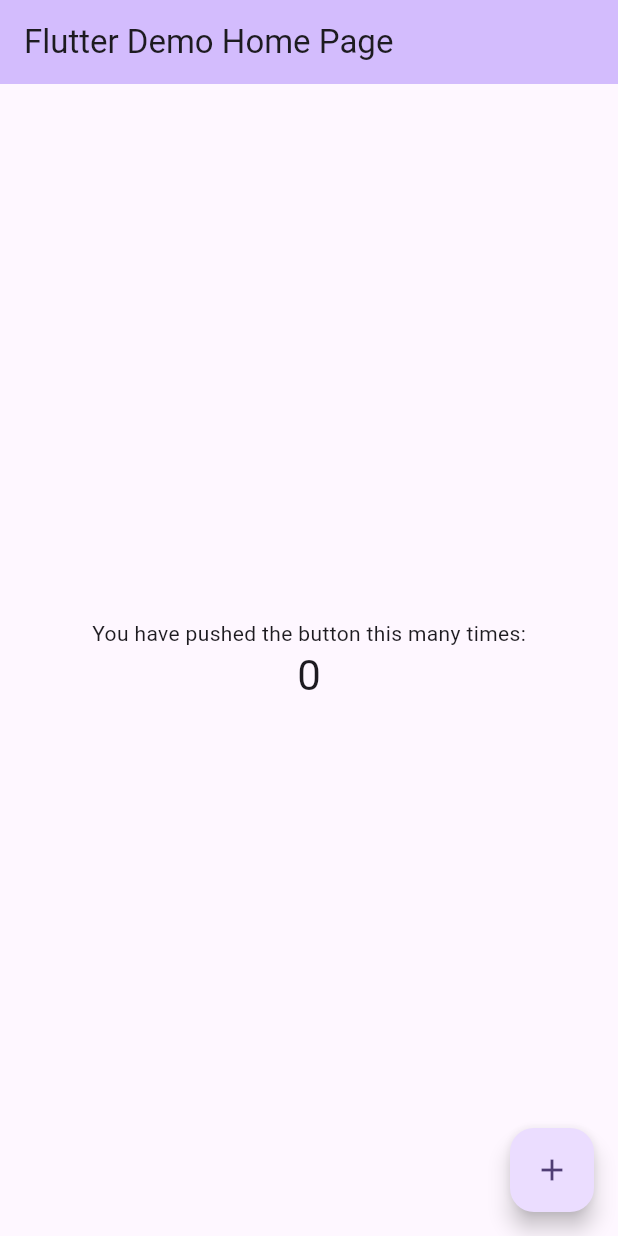
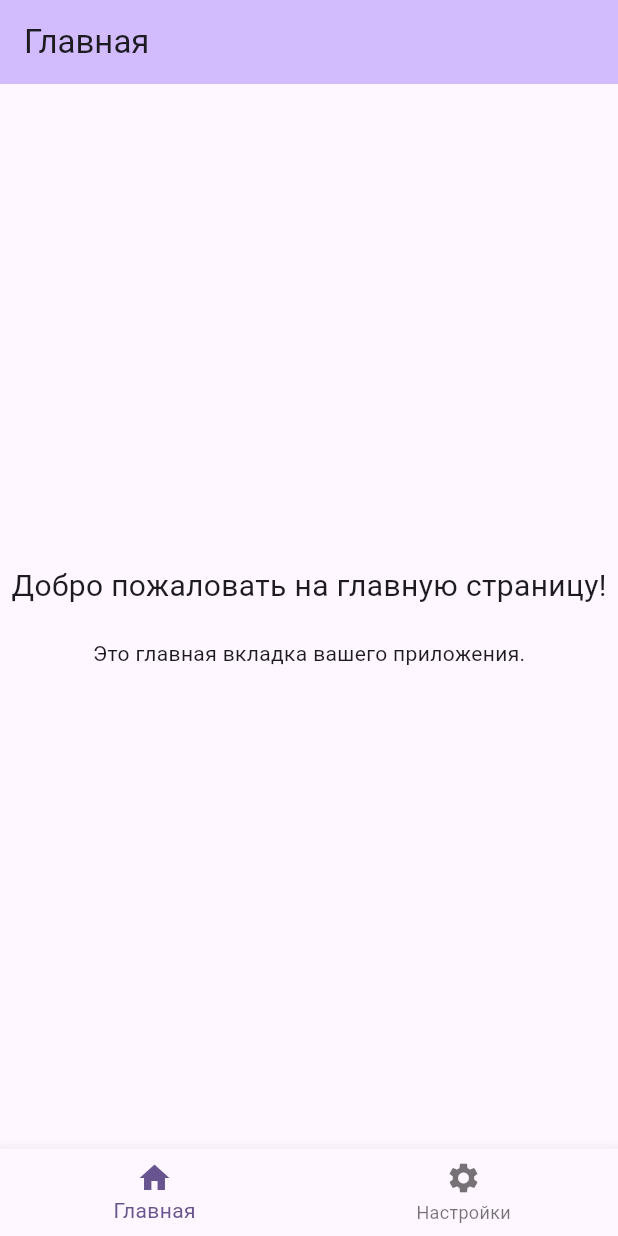
Before and after one commit to shakalsky/test_items_list, a Flutter app: the screen it shows after launch, on a phone screen of 412 x 824 dp. Run offline on Flutter 3.47's test engine with Material 3 defaults, Android fonts, the phone set to English and light mode, and no system bars.

Commit message:
clean arc, interfaces, packages and theme added

```diff
--- /dev/null
+++ b/lib/data/i_datasourcies/i_item_datasource.dart
@@ -0,0 +1,3 @@
+abstract interface class IItemsDatasource {
+  Future<List<Object>> getItems();
+}
--- /dev/null
+++ b/lib/data/i_datasourcies/i_settings_datasource.dart
@@ -0,0 +1,6 @@
+import 'package:test_items_list/presentation/pages/settings/settings_page.dart';
+
+abstract interface class ISettingsDatasource {
+  Future<void> setThemeMode(AppThemeMode themeMode);
+  Future<AppThemeMode> getThemeMode();
+}
--- /dev/null
+++ b/lib/domain/i_repositories/i_item_repositore.dart
@@ -0,0 +1,3 @@
+abstract interface class IItemsRepository {
+  Future<List<Object>> getItems();
+}
--- /dev/null
+++ b/lib/domain/i_repositories/i_settings_repository.dart.dart
@@ -0,0 +1,6 @@
+import 'package:test_items_list/presentation/pages/settings/settings_page.dart';
+
+abstract interface class ISettingsRepository {
+  Future<void> setThemeMode(AppThemeMode themeMode);
+  Future<AppThemeMode> getThemeMode();
+}
--- /dev/null
+++ b/lib/domain/i_use_cases/i_item_use_cases.dart
@@ -0,0 +1,3 @@
+abstract interface class IItemsUseCases {
+  Future<List<Object>> getItems();
+}
--- /dev/null
+++ b/lib/domain/i_use_cases/i_settings_use_cases.dart.dart
@@ -0,0 +1,6 @@
+import 'package:test_items_list/presentation/pages/settings/settings_page.dart';
+
+abstract interface class ISettingsUseCases {
+  Future<void> setThemeMode(AppThemeMode themeMode);
+  Future<AppThemeMode> getThemeMode();
+}
--- a/lib/main.dart
+++ b/lib/main.dart
@@ -1,4 +1,5 @@
 import 'package:flutter/material.dart';
+import 'package:test_items_list/presentation/pages/home/home_page.dart';
 
 void main() {
   runApp(const MyApp());
@@ -7,119 +8,23 @@ void main() {
 class MyApp extends StatelessWidget {
   const MyApp({super.key});
 
-  // This widget is the root of your application.
   @override
   Widget build(BuildContext context) {
     return MaterialApp(
       title: 'Flutter Demo',
       theme: ThemeData(
-        // This is the theme of your application.
-        //
-        // TRY THIS: Try running your application with "flutter run". You'll see
-        // the application has a purple toolbar. Then, without quitting the app,
-        // try changing the seedColor in the colorScheme below to Colors.green
-        // and then invoke "hot reload" (save your changes or press the "hot
-        // reload" button in a Flutter-supported IDE, or press "r" if you used
-        // the command line to start the app).
-        //
-        // Notice that the counter didn't reset back to zero; the application
-        // state is not lost during the reload. To reset the state, use hot
-        // restart instead.
-        //
-        // This works for code too, not just values: Most code changes can be
-        // tested with just a hot reload.
         colorScheme: ColorScheme.fromSeed(seedColor: Colors.deepPurple),
         useMaterial3: true,
       ),
-      home: const MyHomePage(title: 'Flutter Demo Home Page'),
+      darkTheme: ThemeData(
+        colorScheme: ColorScheme.fromSeed(
+          seedColor: Colors.deepPurple,
+          brightness: Brightness.dark,
+        ),
+        useMaterial3: true,
+      ),
+      themeMode: ThemeMode.system,
+      home: const MyHomePage(title: 'Main'),
     );
   }
 }
-
-class MyHomePage extends StatefulWidget {
-  const MyHomePage({super.key, required this.title});
-
-  // This widget is the home page of your application. It is stateful, meaning
-  // that it has a State object (defined below) that contains fields that affect
-  // how it looks.
-
-  // This class is the configuration for the state. It holds the values (in this
-  // case the title) provided by the parent (in this case the App widget) and
-  // used by the build method of the State. Fields in a Widget subclass are
-  // always marked "final".
-
-  final String title;
-
-  @override
-  State<MyHomePage> createState() => _MyHomePageState();
-}
-
-class _MyHomePageState extends State<MyHomePage> {
-  int _counter = 0;
-
-  void _incrementCounter() {
-    setState(() {
-      // This call to setState tells the Flutter framework that something has
-      // changed in this State, which causes it to rerun the build method below
-      // so that the display can reflect the updated values. If we changed
-      // _counter without calling setState(), then the build method would not be
-      // called again, and so nothing would appear to happen.
-      _counter++;
-    });
-  }
-
-  @override
-  Widget build(BuildContext context) {
-    // This method is rerun every time setState is called, for instance as done
-    // by the _incrementCounter method above.
-    //
-    // The Flutter framework has been optimized to make rerunning build methods
-    // fast, so that you can just rebuild anything that needs updating rather
-    // than having to individually change instances of widgets.
-    return Scaffold(
-      appBar: AppBar(
-        // TRY THIS: Try changing the color here to a specific color (to
-        // Colors.amber, perhaps?) and trigger a hot reload to see the AppBar
-        // change color while the other colors stay the same.
-        backgroundColor: Theme.of(context).colorScheme.inversePrimary,
-        // Here we take the value from the MyHomePage object that was created by
-        // the App.build method, and use it to set our appbar title.
-        title: Text(widget.title),
-      ),
-      body: Center(
-        // Center is a layout widget. It takes a single child and positions it
-        // in the middle of the parent.
-        child: Column(
-          // Column is also a layout widget. It takes a list of children and
-          // arranges them vertically. By default, it sizes itself to fit its
-          // children horizontally, and tries to be as tall as its parent.
-          //
-          // Column has various properties to control how it sizes itself and
-          // how it positions its children. Here we use mainAxisAlignment to
-          // center the children vertically; the main axis here is the vertical
-          // axis because Columns are vertical (the cross axis would be
-          // horizontal).
-          //
-          // TRY THIS: Invoke "debug painting" (choose the "Toggle Debug Paint"
-          // action in the IDE, or press "p" in the console), to see the
-          // wireframe for each widget.
-          mainAxisAlignment: MainAxisAlignment.center,
-          children: <Widget>[
-            const Text(
-              'You have pushed the button this many times:',
-            ),
-            Text(
-              '$_counter',
-              style: Theme.of(context).textTheme.headlineMedium,
-            ),
-          ],
-        ),
-      ),
-      floatingActionButton: FloatingActionButton(
-        onPressed: _incrementCounter,
-        tooltip: 'Increment',
-        child: const Icon(Icons.add),
-      ), // This trailing comma makes auto-formatting nicer for build methods.
-    );
-  }
-}
--- /dev/null
+++ b/lib/presentation/pages/home/home_page.dart
@@ -0,0 +1,72 @@
+import 'package:flutter/material.dart';
+import 'package:test_items_list/presentation/pages/items_list/items_list_page.dart';
+import 'package:test_items_list/presentation/pages/settings/settings_page.dart';
+
+class MyHomePage extends StatefulWidget {
+  const MyHomePage({super.key, required this.title});
+
+  final String title;
+
+  @override
+  State<MyHomePage> createState() => _MyHomePageState();
+}
+
+class _MyHomePageState extends State<MyHomePage> {
+  AppThemeMode _themeMode = AppThemeMode.light;
+  int _currentIndex = 0;
+
+  void _onTabTapped(int index) {
+    setState(() {
+      _currentIndex = index;
+    });
+  }
+
+  @override
+  Widget build(BuildContext context) {
+    return MaterialApp(
+      title: 'Flutter Demo',
+      theme: ThemeData(
+        colorScheme: ColorScheme.fromSeed(seedColor: Colors.deepPurple),
+        useMaterial3: true,
+      ),
+      darkTheme: ThemeData(
+        colorScheme: ColorScheme.fromSeed(
+          seedColor: Colors.deepPurple,
+          brightness: Brightness.dark,
+        ),
+        useMaterial3: true,
+      ),
+      themeMode: _themeMode == AppThemeMode.dark ? ThemeMode.dark : ThemeMode.light,
+      home: Scaffold(
+        appBar: AppBar(
+          backgroundColor: Theme.of(context).colorScheme.inversePrimary,
+          title: Text(_currentIndex == 0 ? 'Главная' : 'Настройки'),
+        ),
+        body: _currentIndex == 0
+            ? const MainPage()
+            : SettingsPage(
+                themeMode: _themeMode,
+                onChangeThemeMode: (AppThemeMode themeMode) {
+                  setState(() {
+                    _themeMode = themeMode;
+                  });
+                }),
+        bottomNavigationBar: BottomNavigationBar(
+          currentIndex: _currentIndex,
+          onTap: _onTabTapped,
+          type: BottomNavigationBarType.fixed,
+          items: const [
+            BottomNavigationBarItem(
+              icon: Icon(Icons.home),
+              label: 'Главная',
+            ),
+            BottomNavigationBarItem(
+              icon: Icon(Icons.settings),
+              label: 'Настройки',
+            ),
+          ],
+        ),
+      ),
+    );
+  }
+}
--- /dev/null
+++ b/lib/presentation/pages/items_list/items_list_page.dart
@@ -0,0 +1,24 @@
+import 'package:flutter/material.dart';
+
+class MainPage extends StatelessWidget {
+  const MainPage({super.key});
+
+  @override
+  Widget build(BuildContext context) {
+    return Center(
+      child: Column(
+        mainAxisAlignment: MainAxisAlignment.center,
+        children: <Widget>[
+          const Text(
+            'Добро пожаловать на главную страницу!',
+            style: TextStyle(fontSize: 20),
+          ),
+          const SizedBox(height: 20),
+          const Text(
+            'Это главная вкладка вашего приложения.',
+          ),
+        ],
+      ),
+    );
+  }
+}
```
Also changed, not shown: lib/presentation/pages/settings/settings_page.dart (added, +60 -0 lines), pubspec.yaml (+9 -66 lines), pubspec.lock, 7 other files.
